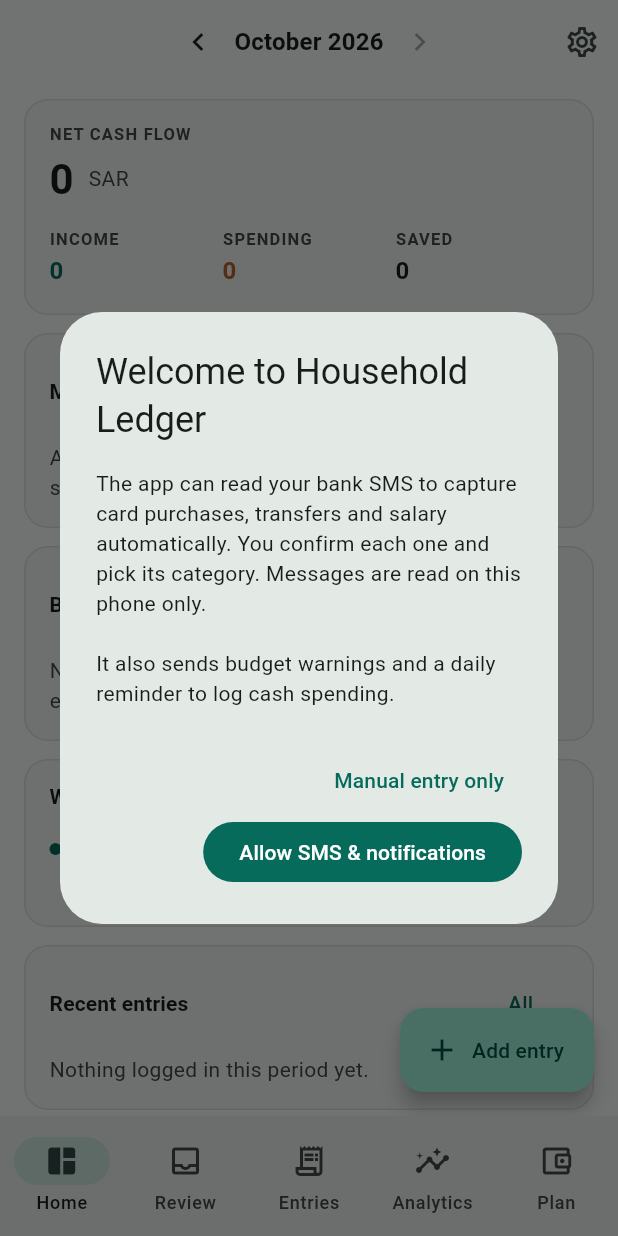
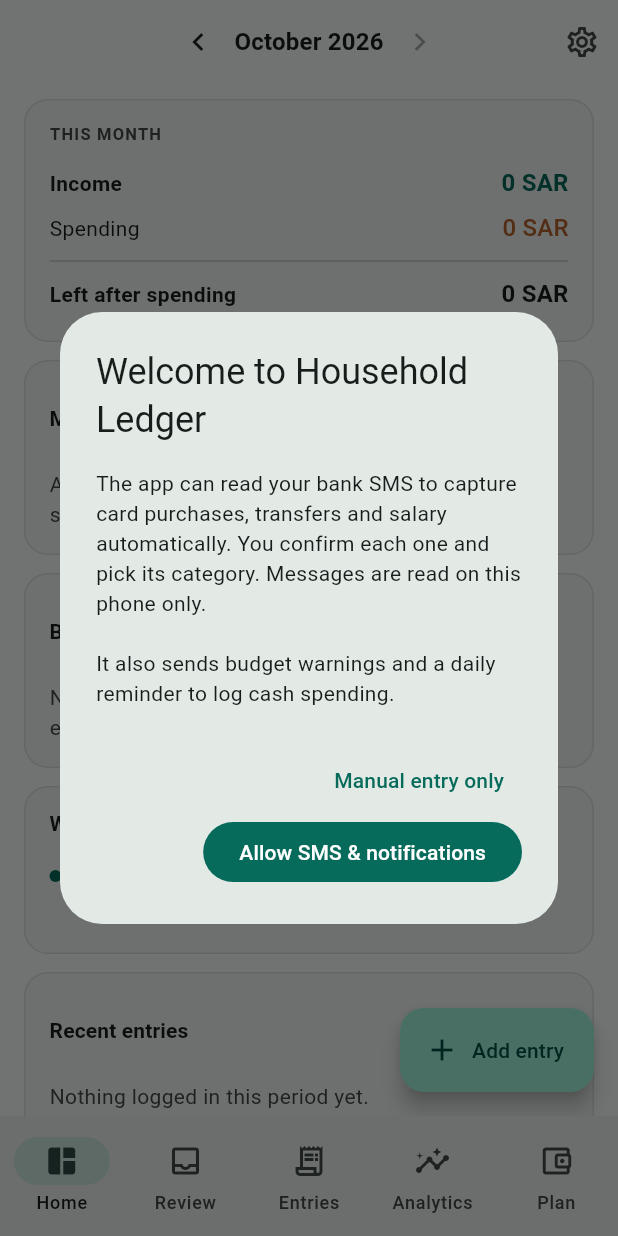
Before and after one commit to Assem-Mahmoud/household-ledger, a Flutter app: the screen it shows after launch, on a phone screen of 412 x 824 dp. Run offline on Flutter 3.47's test engine with Material 3 defaults, Android fonts, the phone set to English and light mode, and no system bars; our stand-ins replace sqflite; accounts and stored records are empty.

Commit message:
Home: show the month as a statement that adds up
Income − spending = left after spending; minus moved to savings = remaining, with a note
when savings transfers used money already in the account. Pill reads '% of income not spent'.

Co-Authored-By: Claude Opus 5.5 <noreply@anthropic.com>
Claude-Session: https://claude.ai/code/session_01DMwYdKLxUx4DUotpM5R7RG

```diff
--- a/lib/screens/home.dart
+++ b/lib/screens/home.dart
@@ -99,26 +99,34 @@ class HomeScreen extends StatelessWidget {
                     ),
                   ),
 
-                // Summary
+                // Summary: a small statement that adds up, top to bottom
                 SectionCard(
-                  child: Column(crossAxisAlignment: CrossAxisAlignment.start, children: [
-                    const Eyebrow('Net cash flow'),
-                    const SizedBox(height: 4),
-                    Wrap(crossAxisAlignment: WrapCrossAlignment.center, spacing: 10, runSpacing: 6, children: [
-                      Text(fmt(s.net),
-                          style: Theme.of(context).textTheme.headlineMedium?.copyWith(
-                              fontWeight: FontWeight.w600, fontFeatures: tabular,
-                              color: s.net < 0 ? badColor : cs.onSurface)),
-                      Text(app.currency, style: TextStyle(color: cs.onSurfaceVariant)),
+                  child: Column(crossAxisAlignment: CrossAxisAlignment.stretch, children: [
+                    Row(children: [
+                      const Expanded(child: Eyebrow('This month')),
                       if (rate != null)
-                        Pill('${(rate * 100).round()}% saved', rate >= 0.2 ? goodColor : rate >= 0.05 ? warnColor : badColor),
+                        Pill('${(rate * 100).round()}% of income not spent',
+                            rate >= 0.2 ? goodColor : rate >= 0.05 ? warnColor : badColor),
                     ]),
-                    const SizedBox(height: 14),
-                    Row(children: [
-                      _stat(context, 'Income', s.income, cs.primary),
-                      _stat(context, 'Spending', s.spend, spendColor),
-                      _stat(context, 'Saved', s.save, cs.onSurface),
-                    ]),
+                    const SizedBox(height: 10),
+                    _line(context, 'Income', s.income, cs.primary, bold: true),
+                    _line(context, 'Spending', -s.spend, spendColor),
+                    const Divider(height: 14),
+                    _line(context, 'Left after spending', s.net, s.net < 0 ? badColor : cs.onSurface, bold: true),
+                    if (s.save > 0) ...[
+                      _line(context, 'Moved to savings', -s.save, cs.onSurfaceVariant),
+                      const Divider(height: 14),
+                      _line(context, 'Remaining', s.net - s.save, s.net - s.save < 0 ? warnColor : cs.onSurface, bold: true),
+                      if (s.net - s.save < -0.5)
+                        Padding(
+                          padding: const EdgeInsets.only(top: 4),
+                          child: Text(
+                            'You moved ${fmt(s.save - s.net)} more to savings than this month left over, '
+                            'using money already in your account.',
+                            style: Theme.of(context).textTheme.bodySmall?.copyWith(color: cs.onSurfaceVariant),
+                          ),
+                        ),
+                    ],
                   ]),
                 ),
 
@@ -201,13 +209,13 @@ class HomeScreen extends StatelessWidget {
     );
   }
 
-  Widget _stat(BuildContext context, String label, double v, Color color) => Expanded(
-        child: Column(crossAxisAlignment: CrossAxisAlignment.start, children: [
-          Eyebrow(label),
-          const SizedBox(height: 2),
-          Text(fmt(v),
+  Widget _line(BuildContext context, String label, double v, Color color, {bool bold = false}) => Padding(
+        padding: const EdgeInsets.symmetric(vertical: 3),
+        child: Row(children: [
+          Expanded(child: Text(label, style: TextStyle(fontWeight: bold ? FontWeight.w600 : FontWeight.w400))),
+          Text('${v < 0 ? '−' : ''}${fmt(v.abs())} ${app.currency}',
               style: Theme.of(context).textTheme.titleMedium?.copyWith(
-                  color: color, fontWeight: FontWeight.w600, fontFeatures: tabular)),
+                  color: color, fontWeight: bold ? FontWeight.w700 : FontWeight.w500, fontFeatures: tabular)),
         ]),
       );
 
```
